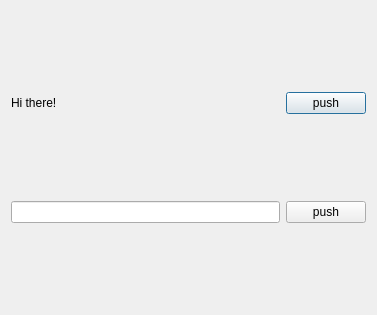
Old version of the form qtGUI/dialog.ui in the repository bnoden/qt.
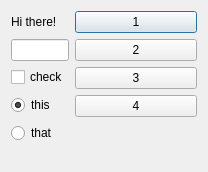
New version of the form.

```diff
--- a/qtGUI/dialog.ui
+++ b/qtGUI/dialog.ui
@@ -6,14 +6,14 @@
    <rect>
     <x>0</x>
     <y>0</y>
-    <width>377</width>
-    <height>315</height>
+    <width>208</width>
+    <height>172</height>
    </rect>
   </property>
   <property name="windowTitle">
    <string>Dialog</string>
   </property>
-  <layout class="QGridLayout" name="gridLayout">
+  <layout class="QFormLayout" name="formLayout">
    <item row="0" column="0">
     <widget class="QLabel" name="label">
      <property name="text">
@@ -27,7 +27,7 @@
       <cursorShape>PointingHandCursor</cursorShape>
      </property>
      <property name="text">
-      <string>push</string>
+      <string>1</string>
      </property>
     </widget>
    </item>
@@ -44,7 +44,51 @@
       <cursorShape>PointingHandCursor</cursorShape>
      </property>
      <property name="text">
-      <string>push</string>
+      <string>2</string>
+     </property>
+    </widget>
+   </item>
+   <item row="2" column="0">
+    <widget class="QCheckBox" name="checkBox">
+     <property name="text">
+      <string>check</string>
+     </property>
+    </widget>
+   </item>
+   <item row="2" column="1">
+    <widget class="QPushButton" name="pushButton_3">
+     <property name="cursor">
+      <cursorShape>PointingHandCursor</cursorShape>
+     </property>
+     <property name="text">
+      <string>3</string>
+     </property>
+    </widget>
+   </item>
+   <item row="3" column="0">
+    <widget class="QRadioButton" name="radioButton1">
+     <property name="text">
+      <string>this</string>
+     </property>
+     <property name="checked">
+      <bool>true</bool>
+     </property>
+    </widget>
+   </item>
+   <item row="3" column="1">
+    <widget class="QPushButton" name="pushButton_4">
+     <property name="cursor">
+      <cursorShape>PointingHandCursor</cursorShape>
+     </property>
+     <property name="text">
+      <string>4</string>
+     </property>
+    </widget>
+   </item>
+   <item row="4" column="0">
+    <widget class="QRadioButton" name="radioButton2">
+     <property name="text">
+      <string>that</string>
      </property>
     </widget>
    </item>
```
